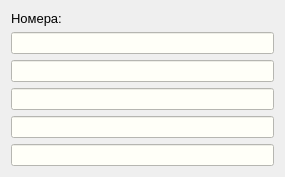
The window that src/ChooseNumber.ui (okostynchuk/Outcall) describes before a commit, drawn with Qt 5.
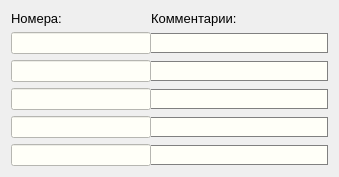
The same window after the commit. Icons and pictures are not drawn.

Commit message:
Added comments in ChooseNumber class
Number order changing is to be replaced in ChooseNumber class

```diff
--- a/src/ChooseNumber.ui
+++ b/src/ChooseNumber.ui
@@ -6,10 +6,16 @@
    <rect>
     <x>0</x>
     <y>0</y>
-    <width>285</width>
-    <height>164</height>
+    <width>339</width>
+    <height>170</height>
    </rect>
   </property>
+  <property name="maximumSize">
+   <size>
+    <width>16777215</width>
+    <height>170</height>
+   </size>
+  </property>
   <property name="windowTitle">
    <string>Выбор номера</string>
   </property>
@@ -17,7 +23,12 @@
    <iconset resource="images.qrc">
     <normaloff>:/images/outcall-logo.png</normaloff>:/images/outcall-logo.png</iconset>
   </property>
+  <layout class="QGridLayout" name="gridLayout_2">
+   <item row="0" column="0">
   <layout class="QGridLayout" name="gridLayout">
+     <property name="horizontalSpacing">
+      <number>0</number>
+     </property>
    <item row="0" column="0">
     <widget class="QLabel" name="label">
      <property name="font">
@@ -33,8 +44,32 @@
      </property>
     </widget>
    </item>
+     <item row="0" column="1">
+      <widget class="QLabel" name="label_2">
+       <property name="font">
+        <font>
+         <pointsize>10</pointsize>
+        </font>
+       </property>
+       <property name="text">
+        <string>Комментарии:</string>
+       </property>
+      </widget>
+     </item>
    <item row="1" column="0">
     <widget class="QLineEdit" name="firstNumber">
+       <property name="minimumSize">
+        <size>
+         <width>140</width>
+         <height>0</height>
+        </size>
+       </property>
+       <property name="maximumSize">
+        <size>
+         <width>140</width>
+         <height>16777215</height>
+        </size>
+       </property>
      <property name="mouseTracking">
       <bool>true</bool>
      </property>
@@ -48,8 +83,37 @@
      </property>
     </widget>
    </item>
+     <item row="1" column="1">
+      <widget class="QLineEdit" name="firstNumberComment">
+       <property name="minimumSize">
+        <size>
+         <width>100</width>
+         <height>20</height>
+        </size>
+       </property>
+       <property name="styleSheet">
+        <string notr="true">*{
+background-color: #fffff8;
+border: 1px solid gray;
+border-left: none;
+}</string>
+       </property>
+      </widget>
+     </item>
    <item row="2" column="0">
     <widget class="QLineEdit" name="secondNumber">
+       <property name="minimumSize">
+        <size>
+         <width>140</width>
+         <height>0</height>
+        </size>
+       </property>
+       <property name="maximumSize">
+        <size>
+         <width>140</width>
+         <height>16777215</height>
+        </size>
+       </property>
      <property name="styleSheet">
       <string notr="true">*{
 background-color: #fffff8;
@@ -60,8 +124,37 @@
      </property>
     </widget>
    </item>
+     <item row="2" column="1">
+      <widget class="QLineEdit" name="secondNumberComment">
+       <property name="minimumSize">
+        <size>
+         <width>100</width>
+         <height>20</height>
+        </size>
+       </property>
+       <property name="styleSheet">
+        <string notr="true">*{
+background-color: #fffff8;
+border: 1px solid gray;
+border-left: none;
+}</string>
+       </property>
+      </widget>
+     </item>
    <item row="3" column="0">
     <widget class="QLineEdit" name="thirdNumber">
+       <property name="minimumSize">
+        <size>
+         <width>140</width>
+         <height>0</height>
+        </size>
+       </property>
+       <property name="maximumSize">
+        <size>
+         <width>140</width>
+         <height>16777215</height>
+        </size>
+       </property>
      <property name="styleSheet">
       <string notr="true">*{
 background-color: #fffff8;
@@ -72,8 +165,37 @@
      </property>
     </widget>
    </item>
+     <item row="3" column="1">
+      <widget class="QLineEdit" name="thirdNumberComment">
+       <property name="minimumSize">
+        <size>
+         <width>100</width>
+         <height>20</height>
+        </size>
+       </property>
+       <property name="styleSheet">
+        <string notr="true">*{
+background-color: #fffff8;
+border: 1px solid gray;
+border-left: none;
+}</string>
+       </property>
+      </widget>
+     </item>
    <item row="4" column="0">
     <widget class="QLineEdit" name="fourthNumber">
+       <property name="minimumSize">
+        <size>
+         <width>140</width>
+         <height>0</height>
+        </size>
+       </property>
+       <property name="maximumSize">
+        <size>
+         <width>140</width>
+         <height>16777215</height>
+        </size>
+       </property>
      <property name="styleSheet">
       <string notr="true">*{
 background-color: #fffff8;
@@ -84,8 +206,37 @@
      </property>
     </widget>
    </item>
+     <item row="4" column="1">
+      <widget class="QLineEdit" name="fourthNumberComment">
+       <property name="minimumSize">
+        <size>
+         <width>100</width>
+         <height>20</height>
+        </size>
+       </property>
+       <property name="styleSheet">
+        <string notr="true">*{
+background-color: #fffff8;
+border: 1px solid gray;
+border-left: none;
+}</string>
+       </property>
+      </widget>
+     </item>
    <item row="5" column="0">
     <widget class="QLineEdit" name="fifthNumber">
+       <property name="minimumSize">
+        <size>
+         <width>140</width>
+         <height>0</height>
+        </size>
+       </property>
+       <property name="maximumSize">
+        <size>
+         <width>140</width>
+         <height>16777215</height>
+        </size>
+       </property>
      <property name="styleSheet">
       <string notr="true">*{
 background-color: #fffff8;
@@ -95,6 +246,25 @@
       <bool>true</bool>
      </property>
     </widget>
+     </item>
+     <item row="5" column="1">
+      <widget class="QLineEdit" name="fifthNumberComment">
+       <property name="minimumSize">
+        <size>
+         <width>100</width>
+         <height>20</height>
+        </size>
+       </property>
+       <property name="styleSheet">
+        <string notr="true">*{
+background-color: #fffff8;
+border: 1px solid gray;
+border-left: none;
+}</string>
+       </property>
+      </widget>
+     </item>
+    </layout>
    </item>
   </layout>
  </widget>
```
Lines whose indentation alone changed are shown as unchanged. The commit also changes 4 other files.
